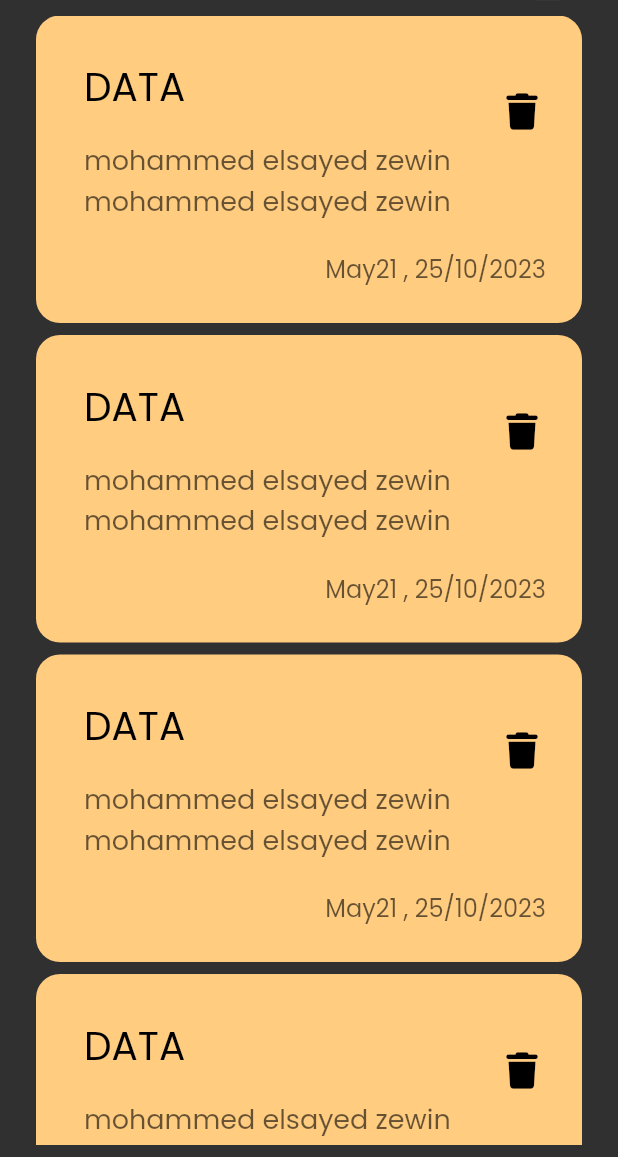
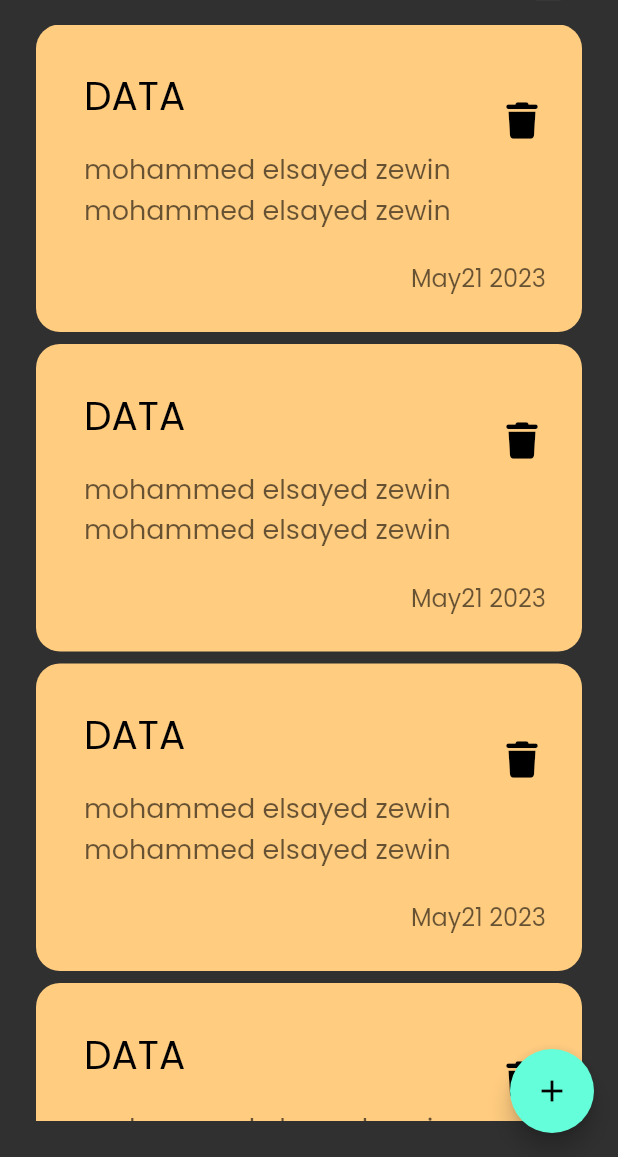
Before and after one commit to MohammedZewin27/noteApp, a Flutter app: the screen it shows after launch, on a phone screen of 412 x 824 dp, the part 79-1236 px from its top. Run offline on Flutter 3.47's test engine with Material 2 defaults, Android fonts, the phone set to English and light mode, and no system bars; our stand-ins replace font_awesome_flutter.

Commit message:
Add Note Bottom Sheet

```diff
--- a/lib/component/BadyWiget.dart
+++ b/lib/component/BadyWiget.dart
@@ -17,9 +17,6 @@ class BadyWidget extends StatelessWidget {
         child: Column(
           children: [
             AppBarWidget(),
-            SizedBox(
-              height: 10,
-            ),
             NotesListView()
           ],
         ),
--- a/lib/component/customCardView.dart
+++ b/lib/component/customCardView.dart
@@ -45,7 +45,7 @@ class CustomCardView extends StatelessWidget {
           Padding(
             padding: const EdgeInsets.only(right: 24,top: 16),
             child: Text(
-              'May21 , 25/10/2023',
+              'May21 2023',
               textAlign: TextAlign.end,
               style: TextStyle(
                   color: Colors.black.withOpacity(0.6),
--- a/lib/component/listVewItems.dart
+++ b/lib/component/listVewItems.dart
@@ -4,14 +4,20 @@ import 'customCardView.dart';
 
 class NotesListView extends StatelessWidget {
   const NotesListView({super.key});
+final data=const[
 
+];
   @override
   Widget build(BuildContext context) {
     return  Expanded(
-      child: ListView.separated(
-        itemCount: 10,
-        itemBuilder: (context, index) =>CustomCardView() ,
-      separatorBuilder: (context, index) => const SizedBox(height: 8,),
+      child: Padding(
+        padding: const EdgeInsets.symmetric(vertical: 16),
+        child: ListView.separated(
+          padding: EdgeInsets.zero,
+          itemCount: 10,
+          itemBuilder: (context, index) =>CustomCardView() ,
+        separatorBuilder: (context, index) => const SizedBox(height: 8,),
+        ),
       ),
     );
   }
--- a/lib/views/notes_view.dart
+++ b/lib/views/notes_view.dart
@@ -1,6 +1,7 @@
 import 'package:flutter/material.dart';
 
 import '../component/BadyWiget.dart';
+import '../component/addNoteBottomSheet.dart';
 
 class NotesView extends StatelessWidget {
   const NotesView({super.key});
@@ -9,7 +10,19 @@ class NotesView extends StatelessWidget {
 
   @override
   Widget build(BuildContext context) {
-    return const Scaffold(
+    return  Scaffold(
+      floatingActionButton: FloatingActionButton(onPressed: (){
+        showModalBottomSheet(
+      shape: RoundedRectangleBorder(
+        borderRadius: BorderRadius.circular(16),
+      ),
+          context: context,
+          builder: (context) {
+          return AddNoteBottomSheet();
+        },);
+      } ,
+      child: Icon(Icons.add),
+      ),
       body: BadyWidget(),
     );
   }
```
Also changed, not shown: lib/component/addNoteBottomSheet.dart (added, +19 -0 lines).
